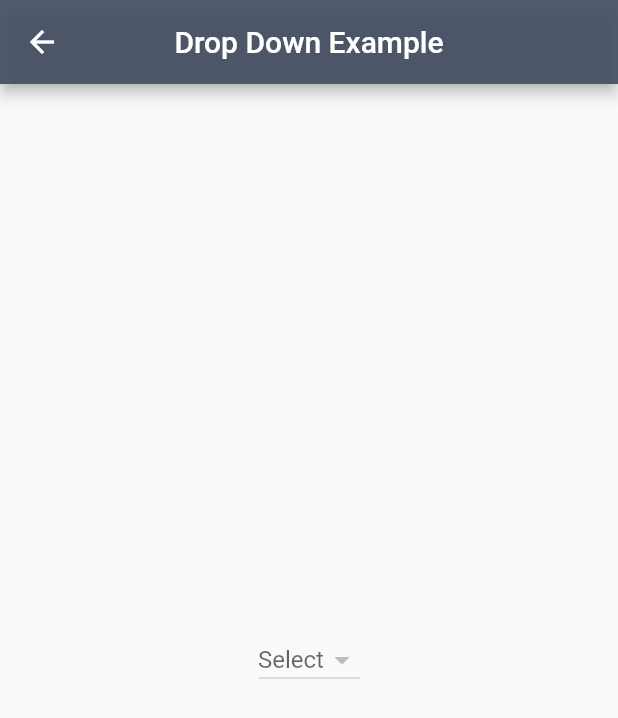
After one commit to Saifallak/listview, a Flutter app: the screen it shows after launch, after a tap on "DropDownListExample", on a phone screen of 412 x 824 dp. The commit adds this screen. Shown: the top 718 px of the screen. Run offline on Flutter 3.47's test engine with Material 2 defaults, Android fonts, the phone set to English and light mode, and no system bars.

Commit message:
DropDownListExample

```diff
--- /dev/null
+++ b/lib/dropDownListExample.dart
@@ -0,0 +1,76 @@
+import 'dart:async';
+
+import 'package:flutter/material.dart';
+
+class DropDownListExample extends StatefulWidget {
+  @override
+  _DropDownListExampleState createState() => _DropDownListExampleState();
+}
+
+class _DropDownListExampleState extends State<DropDownListExample> {
+  String _mySelection;
+  List<Map> _myJson = [
+    // TODO: Remove Comments if you want initial Data
+//    {"id": 0, "name": "<>"},
+//    {"id": 1, "name": "Test Practice"}
+  ];
+
+  @override
+  void initState() {
+    super.initState();
+
+    //TODO: Let's make a count down so after screen init with 3sec we get more data ?
+    Future.delayed(const Duration(seconds: 3), () {
+      setState(() {
+        _myJson
+          ..add({"id": 2, "name": "hel123ld2"})
+          ..add({"id": 3, "name": "he1232"})
+          ..add({"id": 4, "name": "hel12"})
+          ..add({
+            "id": 5,
+            "name":
+                "heaaaaaaaaaaaaaaaaaaaaaaa aaaaaaaaaaaaaaaaaaaaa aaaaaaaaaaaaaaaaaaa aaaaaaaaaaaa aaaaaaaa22222"
+          });
+      });
+    });
+  }
+
+// TODO : STill bug in flutter https://github.com/flutter/flutter/issues/9211
+  @override
+  Widget build(BuildContext context) {
+    return Scaffold(
+      appBar: AppBar(
+        title: Text("Drop Down Example"),
+        centerTitle: true,
+        backgroundColor: Color.fromRGBO(64, 75, 96, .9),
+      ),
+      body: Center(
+        child: DropdownButton<String>(
+          isDense: true,
+          hint: Text("Select"),
+          value: _mySelection,
+          onChanged: (String Value) {
+            setState(() {
+              _mySelection = Value;
+            });
+          },
+          items: _myJson.map((Map map) {
+            return DropdownMenuItem<String>(
+              value: map["id"].toString(),
+              child: SizedBox(
+                // TODO: this is a quick fix from : https://stackoverflow.com/a/50345779/8623062
+                // TODO: He said ,, wrap your text in sized box and give it a width ,, hmm ,, 80% of screen is good i think
+                width: MediaQuery.of(context).size.width * 0.8,
+                child: Text(
+                  map["name"],
+                  // TODO: This isn't required but better .. shows ... at the end of long long text so it doesn't be ugly
+                  overflow: TextOverflow.ellipsis,
+                ),
+              ),
+            );
+          }).toList(),
+        ),
+      ),
+    );
+  }
+}
--- a/lib/main.dart
+++ b/lib/main.dart
@@ -1,5 +1,6 @@
 import 'package:flutter/material.dart';
 import 'package:listview/datePickerExample.dart';
+import 'package:listview/dropDownListExample.dart';
 import 'package:listview/listViewExample.dart';
 
 void main() => runApp(MyApp());
@@ -13,6 +14,7 @@ class MyApp extends StatelessWidget {
       routes: <String, WidgetBuilder>{
         '/list': (BuildContext context) => ListViewExample(),
         '/date': (BuildContext context) => DatePickerExample(),
+        '/drop': (BuildContext context) => DropDownListExample(),
       },
     );
   }
@@ -37,6 +39,10 @@ class NavigateToExamples extends StatelessWidget {
               onPressed: () => Navigator.of(context).pushNamed('/date'),
               child: Text("DatePickerExample"),
             ),
+            RaisedButton(
+              onPressed: () => Navigator.of(context).pushNamed('/drop'),
+              child: Text("DropDownListExample"),
+            ),
           ],
         ),
       ),
```
